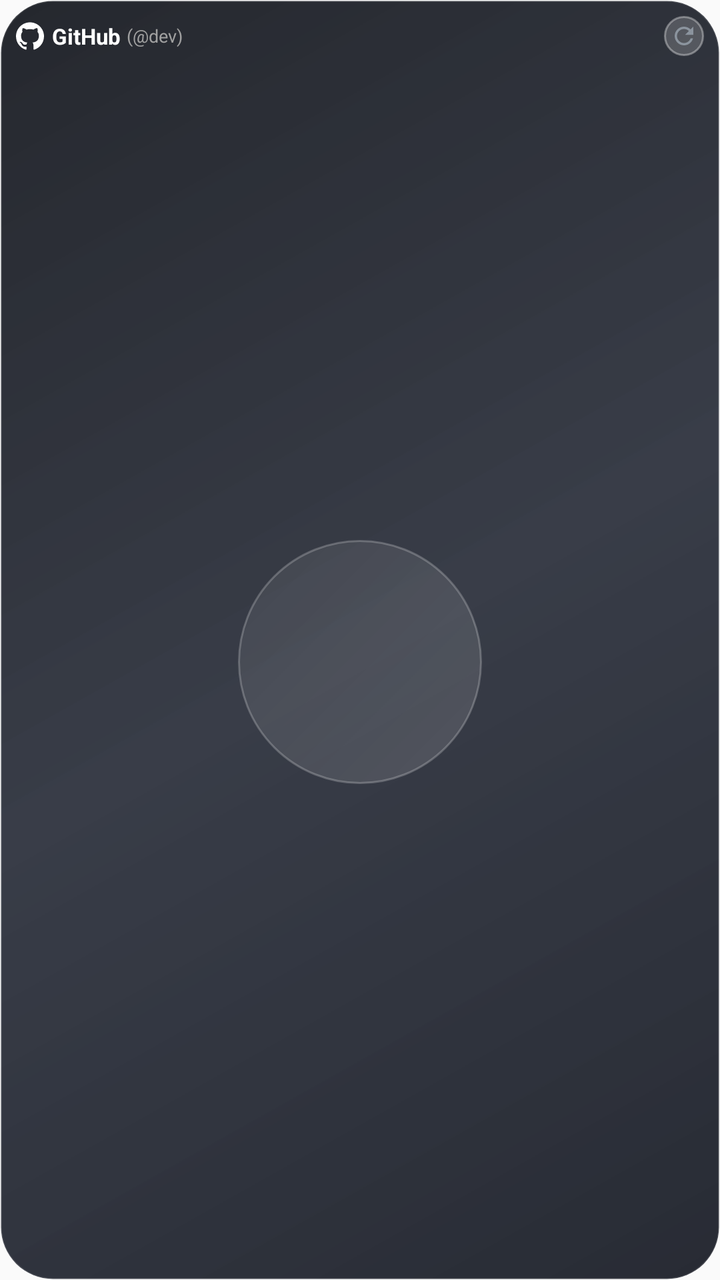
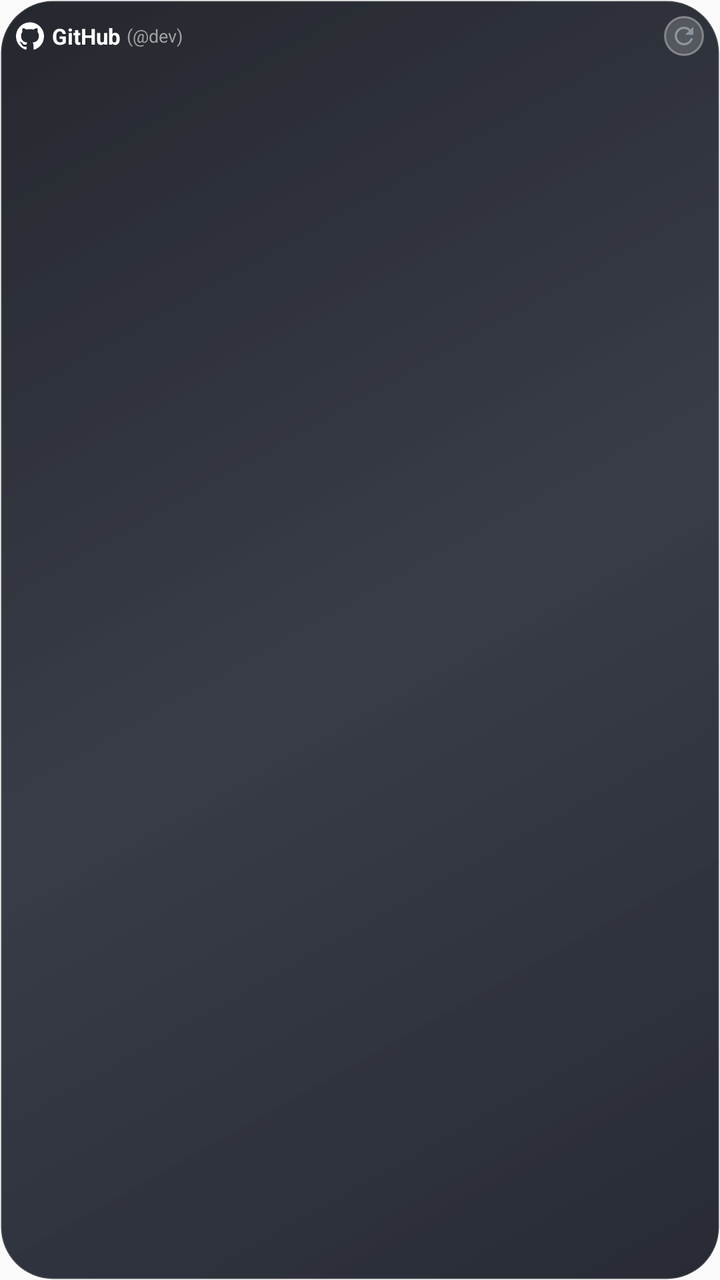

Before-and-after screenshots of an Android layout around one commit, followed by the original layout XML and the change that was made.
<!-- AndroidManifest.xml: application theme Theme.DevWidgets -->
<!-- res/layout/widget_github_circle.xml -->
<?xml version="1.0" encoding="utf-8"?>
<FrameLayout xmlns:android="http://schemas.android.com/apk/res/android"
    android:layout_width="match_parent"
    android:layout_height="match_parent">

    <ImageView
        android:id="@+id/iv_widget_wallpaper_bg"
        android:layout_width="match_parent"
        android:layout_height="match_parent"
        android:scaleType="centerCrop"
        android:visibility="gone" />

    <ImageView
        android:id="@+id/v_widget_wallpaper_scrim"
        android:layout_width="match_parent"
        android:layout_height="match_parent"
        android:background="#80000000"
        android:visibility="gone" />

    <LinearLayout
        android:id="@+id/widget_root"
        android:layout_width="match_parent"
        android:layout_height="match_parent"
        android:orientation="vertical"
        android:background="@drawable/widget_glass_chassis"
        android:padding="8dp">

        
        <RelativeLayout
            android:id="@+id/header_bar"
            android:layout_width="match_parent"
            android:layout_height="wrap_content"
            android:layout_marginBottom="2dp">

            <LinearLayout
                android:id="@+id/header_right_wrap"
                android:layout_width="wrap_content"
                android:layout_height="wrap_content"
                android:orientation="horizontal"
                android:gravity="center_vertical"
                android:layout_alignParentEnd="true"
                android:layout_centerVertical="true"
                android:layout_marginStart="8dp">

                <ImageView
                    android:id="@+id/btn_refresh"
                    android:layout_width="20dp"
                    android:layout_height="20dp"
                    android:background="@drawable/widget_icon_button_glass"
                    android:padding="3dp"
                    android:src="@drawable/ic_refresh"
                    android:contentDescription="Refresh" />
            </LinearLayout>

            <LinearLayout
                android:id="@+id/section_header_brand"
                android:layout_width="wrap_content"
                android:layout_height="wrap_content"
                android:orientation="horizontal"
                android:gravity="center_vertical"
                android:layout_alignParentStart="true"
                android:layout_toStartOf="@id/header_right_wrap"
                android:layout_centerVertical="true">

                <ImageView
                    android:id="@+id/iv_gh_brand_logo"
                    android:layout_width="14dp"
                    android:layout_height="14dp"
                    android:src="@drawable/ic_github_logo"
                    android:layout_marginEnd="4dp"
                    android:contentDescription="GitHub Logo" />

                <TextView
                    android:id="@+id/tv_gh_title"
                    android:layout_width="wrap_content"
                    android:layout_height="wrap_content"
                    android:text="GitHub"
                    android:textColor="#FFFFFF"
                    android:textSize="11sp"
                    android:textStyle="bold"
                    android:singleLine="true" />

                <TextView
                    android:id="@+id/tv_gh_user_tag"
                    android:layout_width="wrap_content"
                    android:layout_height="wrap_content"
                    android:layout_marginStart="3dp"
                    android:text="(@dev)"
                    android:textColor="#A0A0A0"
                    android:textSize="9sp"
                    android:singleLine="true"
                    android:ellipsize="end" />
            </LinearLayout>
        </RelativeLayout>

        
        <FrameLayout
            android:id="@+id/section_circle_container"
            android:layout_width="match_parent"
            android:layout_height="0dp"
            android:layout_weight="1">

            
            <FrameLayout
                android:id="@+id/section_github"
                android:layout_width="wrap_content"
                android:layout_height="wrap_content"
                android:layout_gravity="center"
                android:background="@drawable/widget_glass_circle"
                android:padding="4dp">

                <ImageView
                    android:id="@+id/iv_github_typemap"
                    android:layout_width="114dp"
                    android:layout_height="114dp"
                    android:scaleType="fitCenter"
                    android:contentDescription="GitHub Contribution Circle" />
            </FrameLayout>
        </FrameLayout>
    </LinearLayout>
</FrameLayout>
<!-- resources referenced by this layout -->
<resources>
  <!-- drawable ic_github_logo (drawable) -->
  <vector xmlns:android="http://schemas.android.com/apk/res/android"
      android:width="20dp"
      android:height="20dp"
      android:viewportWidth="24"
      android:viewportHeight="24">
      
      <path
          android:fillColor="#FFFFFF"
          android:pathData="M12,0.297c-6.63,0 -12,5.373 -12,12 0,5.303 3.438,9.8 8.205,11.385.6,0.113 0.82,-0.258 0.82,-0.577 0,-0.285 -0.01,-1.04 -0.015,-2.04 -3.338,0.724 -4.042,-1.61 -4.042,-1.61C4.422,18.07 3.633,17.7 3.633,17.7c-1.087,-0.744 0.084,-0.729 0.084,-0.729 1.205,0.084 1.838,1.236 1.838,1.236 1.07,1.835 2.809,1.305 3.495,0.998.108,-0.776 0.417,-1.305 0.76,-1.605 -2.665,-0.3 -5.466,-1.332 -5.466,-5.93 0,-1.31 0.465,-2.38 1.235,-3.22 -0.135,-0.303 -0.54,-1.523 0.105,-3.176 0,0 1.005,-0.322 3.3,1.23.96,-0.267 1.98,-0.399 3,-0.405 1.02,0.006 2.04,0.138 3,0.405 2.28,-1.552 3.285,-1.23 3.285,-1.23.645,1.653 0.24,2.873 0.12,3.176.765,0.84 1.23,1.91 1.23,3.22 0,4.61 -2.805,5.625 -5.475,5.92.42,0.36 0.81,1.096 0.81,2.22 0,1.606 -0.015,2.896 -0.015,3.286 0,0.315 0.21,0.69 0.825,0.57C20.565,22.092 24,17.592 24,12.297c0,-6.627 -5.373,-12 -12,-12z" />
  </vector>
  <!-- drawable ic_refresh (drawable) -->
  <vector xmlns:android="http://schemas.android.com/apk/res/android"
      android:width="20dp"
      android:height="20dp"
      android:viewportWidth="24"
      android:viewportHeight="24">
    <path
        android:fillColor="#8B949E"
        android:pathData="M17.65,6.35C16.2,4.9 14.21,4 12,4c-4.42,0 -7.99,3.58 -7.99,8s3.57,8 7.99,8c3.73,0 6.84,-2.55 7.73,-6h-2.08c-0.82,2.33 -3.04,4 -5.65,4 -3.31,0 -6,-2.69 -6,-6s2.69,-6 6,-6c1.66,0 3.14,0.69 4.22,1.78L13,11h7V4l-2.35,2.35z"/>
  </vector>
  <!-- drawable widget_glass_chassis (drawable) -->
  <?xml version="1.0" encoding="utf-8"?>
  <shape xmlns:android="http://schemas.android.com/apk/res/android"
      android:shape="rectangle">
      
      <gradient
          android:angle="135"
          android:startColor="#E610141E"
          android:centerColor="#D9161B28"
          android:endColor="#E60D1017" />
      <corners android:radius="26dp" />
      <stroke
          android:width="1dp"
          android:color="#20FFFFFF" />
  </shape>
  <!-- drawable widget_glass_circle (drawable) -->
  <?xml version="1.0" encoding="utf-8"?>
  <shape xmlns:android="http://schemas.android.com/apk/res/android"
      android:shape="oval">
      
      <gradient
          android:angle="135"
          android:startColor="#22FFFFFF"
          android:endColor="#10FFFFFF" />
      <stroke
          android:width="1dp"
          android:color="#38FFFFFF" />
  </shape>
  <!-- drawable widget_icon_button_glass (drawable) -->
  <?xml version="1.0" encoding="utf-8"?>
  <shape xmlns:android="http://schemas.android.com/apk/res/android"
      android:shape="oval">
      
      <solid android:color="#2EFFFFFF" />
      <stroke
          android:width="1dp"
          android:color="#59FFFFFF" />
  </shape>
  <style name="Theme.DevWidgets" parent="android:Theme.Material.Light.NoActionBar" />
</resources>

<!-- the commit's change to res/layout/widget_github_circle.xml (unified diff, before → after) -->
@@ -106,8 +106,7 @@
                 android:layout_width="wrap_content"
                 android:layout_height="wrap_content"
                 android:layout_gravity="center"
-                android:background="@drawable/widget_glass_circle"
-                android:padding="4dp">
+                android:background="@android:color/transparent">
 
                 <ImageView
                     android:id="@+id/iv_github_typemap"
<!-- resource entries referenced after the edit -->
@@ -36,19 +36,6 @@
           android:width="1dp"
           android:color="#20FFFFFF" />
   </shape>
-  <!-- drawable widget_glass_circle (drawable) -->
-  <?xml version="1.0" encoding="utf-8"?>
-  <shape xmlns:android="http://schemas.android.com/apk/res/android"
-      android:shape="oval">
-      
-      <gradient
-          android:angle="135"
-          android:startColor="#22FFFFFF"
-          android:endColor="#10FFFFFF" />
-      <stroke
-          android:width="1dp"
-          android:color="#38FFFFFF" />
-  </shape>
   <!-- drawable widget_icon_button_glass (drawable) -->
   <?xml version="1.0" encoding="utf-8"?>
   <shape xmlns:android="http://schemas.android.com/apk/res/android"
